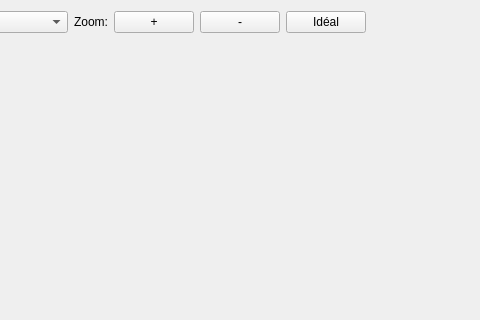
Before: the Qt Designer form forms/editorwindow.ui in Lerian/IHMMapEditor, drawn with Qt 5; both pictures show x 111 to 591 and y 0 to 320 of the 1032 by 686 pixel window.
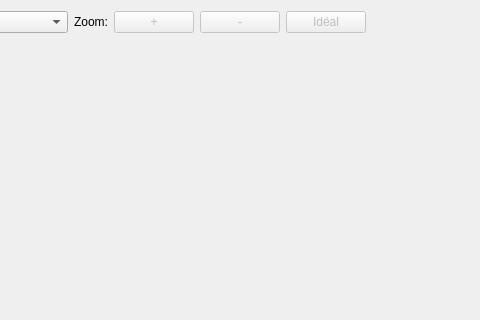
After: the same form once the commit is applied.

```diff
--- a/forms/editorwindow.ui
+++ b/forms/editorwindow.ui
@@ -38,6 +38,9 @@
      </item>
      <item row="0" column="4">
       <widget class="QPushButton" name="zoomOutButton">
+       <property name="enabled">
+        <bool>false</bool>
+       </property>
        <property name="text">
         <string>-</string>
        </property>
@@ -95,6 +98,9 @@
      </item>
      <item row="0" column="3">
       <widget class="QPushButton" name="zoomInButton">
+       <property name="enabled">
+        <bool>false</bool>
+       </property>
        <property name="sizePolicy">
         <sizepolicy hsizetype="Minimum" vsizetype="Fixed">
          <horstretch>0</horstretch>
@@ -108,6 +114,9 @@
      </item>
      <item row="0" column="5">
       <widget class="QPushButton" name="zoomIdeal">
+       <property name="enabled">
+        <bool>false</bool>
+       </property>
        <property name="text">
         <string>Idéal</string>
        </property>
```
